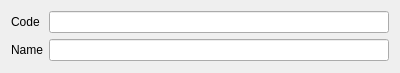
First picture: the form in Editors/ce5dishpart1.ui, repository End1-1/Cafe5, before the edit.
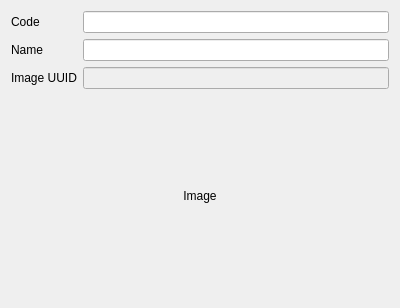
Second picture: the form after the edit. Custom widgets are drawn as their Qt base class.

```diff
--- a/Editors/ce5dishpart1.ui
+++ b/Editors/ce5dishpart1.ui
@@ -7,7 +7,7 @@
     <x>0</x>
     <y>0</y>
     <width>400</width>
-    <height>73</height>
+    <height>308</height>
    </rect>
   </property>
   <property name="windowTitle">
@@ -30,6 +30,25 @@
      </property>
     </widget>
    </item>
+   <item row="3" column="0" colspan="2">
+    <widget class="QLabel" name="lbImg">
+     <property name="minimumSize">
+      <size>
+       <width>0</width>
+       <height>200</height>
+      </size>
+     </property>
+     <property name="contextMenuPolicy">
+      <enum>Qt::CustomContextMenu</enum>
+     </property>
+     <property name="text">
+      <string>Image</string>
+     </property>
+     <property name="alignment">
+      <set>Qt::AlignCenter</set>
+     </property>
+    </widget>
+   </item>
    <item row="0" column="1">
     <widget class="C5LineEditWithSelector" name="lineEdit">
      <property name="Field" stdset="0">
@@ -66,6 +85,32 @@
      </property>
     </widget>
    </item>
+   <item row="2" column="0">
+    <widget class="QLabel" name="label_3">
+     <property name="text">
+      <string>Image UUID</string>
+     </property>
+    </widget>
+   </item>
+   <item row="2" column="1">
+    <widget class="C5LineEditWithSelector" name="leImageUUID">
+     <property name="enabled">
+      <bool>false</bool>
+     </property>
+     <property name="focusPolicy">
+      <enum>Qt::NoFocus</enum>
+     </property>
+     <property name="readOnly">
+      <bool>false</bool>
+     </property>
+     <property name="Type" stdset="0">
+      <number>0</number>
+     </property>
+     <property name="Field" stdset="0">
+      <string>f_image</string>
+     </property>
+    </widget>
+   </item>
   </layout>
  </widget>
  <customwidgets>
```
Left out of the diff: 5 changed lines with no effect on the pictures.
